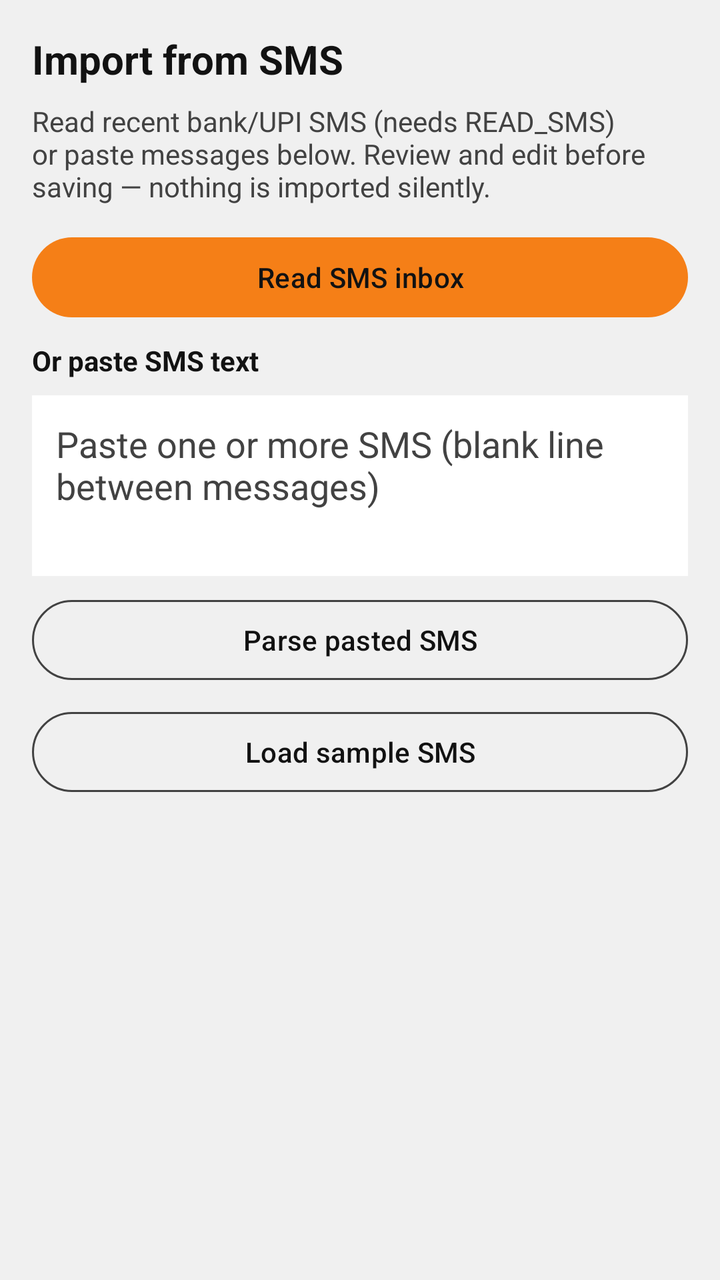
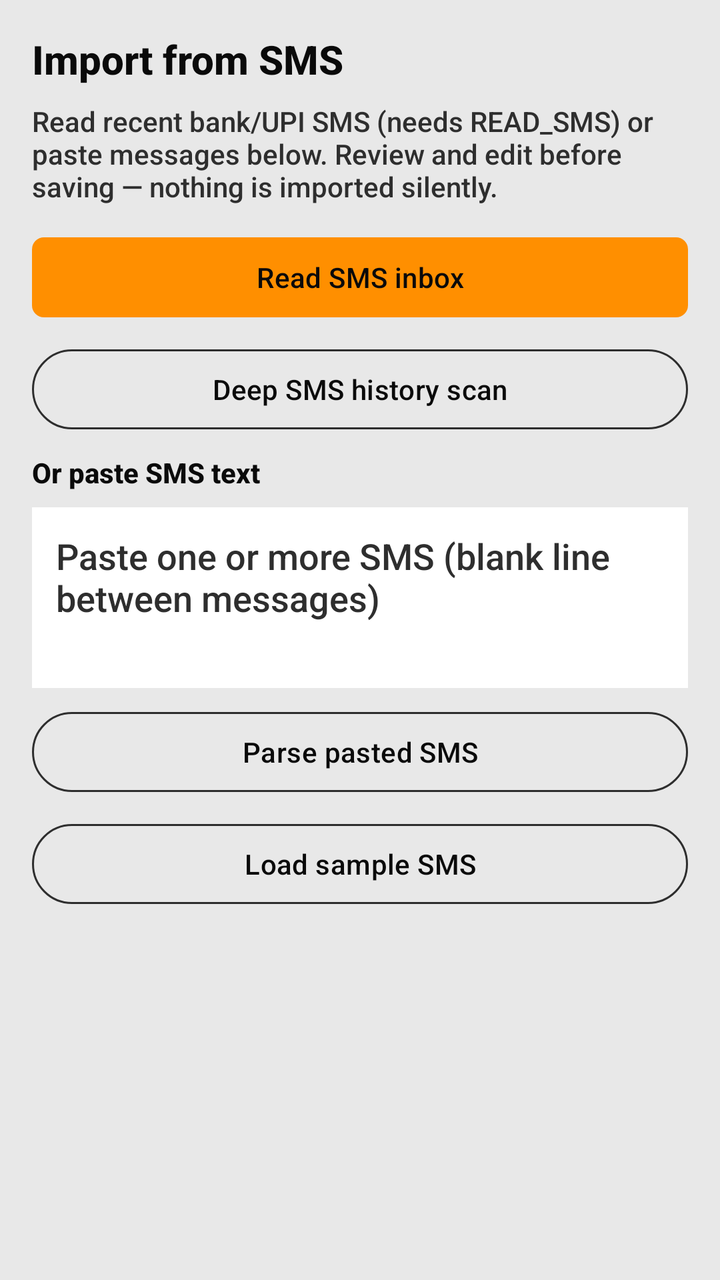

Before-and-after screenshots of an Android layout around one commit, followed by the original layout XML and the change that was made.
<!-- AndroidManifest.xml: application theme Theme.MoneyManager -->
<!-- res/layout/fragment_import_sms.xml -->
<?xml version="1.0" encoding="utf-8"?>
<ScrollView xmlns:android="http://schemas.android.com/apk/res/android"
    xmlns:app="http://schemas.android.com/apk/res-auto"
    android:id="@+id/scrollImportSms"
    android:layout_width="match_parent"
    android:layout_height="match_parent"
    android:padding="16dp"
    android:fillViewport="true"
    android:background="@color/background_gray">

    <LinearLayout
        android:layout_width="match_parent"
        android:layout_height="wrap_content"
        android:orientation="vertical">

        <TextView
            android:layout_width="match_parent"
            android:layout_height="wrap_content"
            android:text="@string/import_sms_title"
            android:textStyle="bold"
            android:textSize="20sp"
            android:textColor="@color/text_primary"
            android:layout_marginBottom="8dp" />

        <TextView
            android:layout_width="match_parent"
            android:layout_height="wrap_content"
            android:text="@string/import_sms_hint"
            android:textColor="@color/text_secondary"
            android:textSize="14sp"
            android:layout_marginBottom="12dp" />

        <com.google.android.material.button.MaterialButton
            android:id="@+id/btnReadInbox"
            android:layout_width="match_parent"
            android:layout_height="wrap_content"
            android:text="@string/import_sms_read_inbox"
            android:textColor="@color/button_on_yellow"
            app:backgroundTint="@color/primary_yellow_dark"
            android:layout_marginBottom="8dp" />

        <TextView
            android:id="@+id/tvInboxSection"
            android:layout_width="wrap_content"
            android:layout_height="wrap_content"
            android:text="@string/import_sms_select_title"
            android:textStyle="bold"
            android:textColor="@color/text_primary"
            android:visibility="gone"
            android:layout_marginBottom="8dp" />

        
        <LinearLayout
            android:id="@+id/inboxActions"
            android:layout_width="match_parent"
            android:layout_height="wrap_content"
            android:orientation="vertical"
            android:visibility="gone"
            android:layout_marginBottom="8dp">

            <com.google.android.material.button.MaterialButton
                android:id="@+id/btnSelectAllInbox"
                style="@style/Widget.Material3.Button.OutlinedButton"
                android:layout_width="match_parent"
                android:layout_height="wrap_content"
                android:text="@string/import_sms_select_all"
                android:textColor="@color/text_primary"
                app:strokeColor="@color/text_secondary"
                android:layout_marginBottom="8dp" />

            <com.google.android.material.button.MaterialButton
                android:id="@+id/btnPreviewSelected"
                android:layout_width="match_parent"
                android:layout_height="wrap_content"
                android:text="@string/import_sms_preview_selected"
                android:textColor="@color/button_on_yellow"
                app:backgroundTint="@color/primary_yellow_dark" />
        </LinearLayout>

        <LinearLayout
            android:id="@+id/llInbox"
            android:layout_width="match_parent"
            android:layout_height="wrap_content"
            android:orientation="vertical"
            android:visibility="gone"
            android:layout_marginBottom="16dp" />

        <TextView
            android:id="@+id/tvPreviewSection"
            android:layout_width="wrap_content"
            android:layout_height="wrap_content"
            android:text="@string/import_sms_preview_title"
            android:textStyle="bold"
            android:textColor="@color/text_primary"
            android:visibility="gone"
            android:layout_marginBottom="8dp" />

        <LinearLayout
            android:id="@+id/previewContainer"
            android:layout_width="match_parent"
            android:layout_height="wrap_content"
            android:orientation="vertical"
            android:visibility="gone" />

        <com.google.android.material.button.MaterialButton
            android:id="@+id/btnConfirmImport"
            android:layout_width="match_parent"
            android:layout_height="wrap_content"
            android:text="@string/import_sms_confirm"
            android:textColor="@color/button_on_yellow"
            app:backgroundTint="@color/primary_yellow_dark"
            android:visibility="gone"
            android:layout_marginTop="8dp"
            android:layout_marginBottom="16dp" />

        <TextView
            android:layout_width="wrap_content"
            android:layout_height="wrap_content"
            android:text="@string/import_sms_or_paste"
            android:textStyle="bold"
            android:textColor="@color/text_primary"
            android:layout_marginBottom="8dp" />

        <EditText
            android:id="@+id/etPasteSms"
            android:layout_width="match_parent"
            android:layout_height="wrap_content"
            android:minLines="3"
            android:gravity="top|start"
            android:inputType="textMultiLine|textCapSentences"
            android:hint="@string/import_sms_paste_hint"
            android:textColor="@color/text_primary"
            android:textColorHint="@color/text_secondary"
            android:background="@color/surface_white"
            android:padding="12dp"
            android:layout_marginBottom="8dp" />

        <com.google.android.material.button.MaterialButton
            android:id="@+id/btnParsePaste"
            style="@style/Widget.Material3.Button.OutlinedButton"
            android:layout_width="match_parent"
            android:layout_height="wrap_content"
            android:text="@string/import_sms_parse_paste"
            android:textColor="@color/text_primary"
            app:strokeColor="@color/text_secondary"
            android:layout_marginBottom="8dp" />

        <com.google.android.material.button.MaterialButton
            android:id="@+id/btnLoadSamples"
            style="@style/Widget.Material3.Button.OutlinedButton"
            android:layout_width="match_parent"
            android:layout_height="wrap_content"
            android:text="@string/import_sms_load_samples"
            android:textColor="@color/text_primary"
            app:strokeColor="@color/text_secondary"
            android:layout_marginBottom="24dp" />

        <ProgressBar
            android:id="@+id/progressInbox"
            android:layout_width="wrap_content"
            android:layout_height="wrap_content"
            android:layout_gravity="center_horizontal"
            android:visibility="gone" />

    </LinearLayout>
</ScrollView>
<!-- resources referenced by this layout -->
<resources>
  <color name="background_gray">#F0F0F0</color>
  <color name="button_on_yellow">#121212</color>
  <color name="primary_yellow_dark">#F57F17</color>
  <color name="surface_white">#FFFFFF</color>
  <color name="text_primary">#121212</color>
  <color name="text_secondary">#424242</color>
  <string name="import_sms_confirm">Confirm import</string>
  <string name="import_sms_hint">Read recent bank/UPI SMS (needs READ_SMS) or paste messages below. Review and edit before saving — nothing is imported silently.</string>
  <string name="import_sms_load_samples">Load sample SMS</string>
  <string name="import_sms_or_paste">Or paste SMS text</string>
  <string name="import_sms_parse_paste">Parse pasted SMS</string>
  <string name="import_sms_paste_hint">Paste one or more SMS (blank line between messages)</string>
  <string name="import_sms_preview_selected">Preview selected</string>
  <string name="import_sms_preview_title">Editable preview</string>
  <string name="import_sms_read_inbox">Read SMS inbox</string>
  <string name="import_sms_select_all">Select all</string>
  <string name="import_sms_select_title">Select messages</string>
  <string name="import_sms_title">Import from SMS</string>
  <style name="Theme.MoneyManager" parent="Base.Theme.MoneyManager" />
  <style name="Base.Theme.MoneyManager" parent="Theme.Material3.DayNight.NoActionBar">
          <item name="colorPrimary">@color/primary_yellow</item>
          <item name="colorPrimaryVariant">@color/primary_yellow_dark</item>
          <item name="colorOnPrimary">@color/text_primary</item>
          <item name="colorSecondary">@color/accent_blue</item>
          <item name="colorSecondaryVariant">@color/teal_700</item>
          <item name="colorOnSecondary">@color/white</item>
          <item name="android:statusBarColor">@color/primary_yellow_dark</item>
          <item name="android:navigationBarColor">@color/background_gray</item>
          <item name="android:windowBackground">@color/background_gray</item>
          <item name="colorSurface">@color/surface_white</item>
          <item name="colorOnSurface">@color/text_primary</item>
          <item name="android:textColorPrimary">@color/text_primary</item>
          <item name="android:textColorSecondary">@color/text_secondary</item>
      </style>
  <color name="primary_yellow">#F9A825</color>
  <color name="accent_blue">#0D47A1</color>
  <color name="teal_700">#00695C</color>
  <color name="white">#FFFFFFFF</color>
</resources>

<!-- the commit's change to res/layout/fragment_import_sms.xml (unified diff, before → after) -->
@@ -37,6 +37,25 @@
             android:text="@string/import_sms_read_inbox"
             android:textColor="@color/button_on_yellow"
             app:backgroundTint="@color/primary_yellow_dark"
+            android:layout_marginBottom="8dp" />
+
+        <com.google.android.material.button.MaterialButton
+            android:id="@+id/btnDeepScan"
+            style="@style/Widget.Material3.Button.OutlinedButton"
+            android:layout_width="match_parent"
+            android:layout_height="wrap_content"
+            android:text="@string/settings_sms_history_backfill"
+            android:textColor="@color/text_primary"
+            app:strokeColor="@color/text_secondary"
+            android:layout_marginBottom="8dp" />
+
+        <TextView
+            android:id="@+id/tvDeepScanStatus"
+            android:layout_width="match_parent"
+            android:layout_height="wrap_content"
+            android:textColor="@color/text_secondary"
+            android:textSize="12sp"
+            android:visibility="gone"
             android:layout_marginBottom="8dp" />
 
         <TextView
<!-- resource entries referenced after the edit -->
@@ -1,11 +1,11 @@
 <!-- resources referenced by this layout -->
 <resources>
-  <color name="background_gray">#F0F0F0</color>
-  <color name="button_on_yellow">#121212</color>
-  <color name="primary_yellow_dark">#F57F17</color>
+  <color name="background_gray">#E8E8E8</color>
+  <color name="button_on_yellow">#0A0A0A</color>
+  <color name="primary_yellow_dark">#FF8F00</color>
   <color name="surface_white">#FFFFFF</color>
-  <color name="text_primary">#121212</color>
-  <color name="text_secondary">#424242</color>
+  <color name="text_primary">#0A0A0A</color>
+  <color name="text_secondary">#2E2E2E</color>
   <string name="import_sms_confirm">Confirm import</string>
   <string name="import_sms_hint">Read recent bank/UPI SMS (needs READ_SMS) or paste messages below. Review and edit before saving — nothing is imported silently.</string>
   <string name="import_sms_load_samples">Load sample SMS</string>
@@ -18,6 +18,7 @@
   <string name="import_sms_select_all">Select all</string>
   <string name="import_sms_select_title">Select messages</string>
   <string name="import_sms_title">Import from SMS</string>
+  <string name="settings_sms_history_backfill">Deep SMS history scan</string>
   <style name="Theme.MoneyManager" parent="Base.Theme.MoneyManager" />
   <style name="Base.Theme.MoneyManager" parent="Theme.Material3.DayNight.NoActionBar">
           <item name="colorPrimary">@color/primary_yellow</item>
@@ -33,10 +34,26 @@
           <item name="colorOnSurface">@color/text_primary</item>
           <item name="android:textColorPrimary">@color/text_primary</item>
           <item name="android:textColorSecondary">@color/text_secondary</item>
+          <item name="android:textColorHint">@color/text_secondary</item>
+          <item name="android:fontFamily">sans-serif-medium</item>
+          <item name="materialButtonStyle">@style/Widget.Jaruri.Button</item>
+          <item name="borderlessButtonStyle">@style/Widget.Jaruri.Button.Text</item>
+          <item name="dividerHorizontal">@color/hairline</item>
+          <item name="dividerVertical">@color/hairline</item>
       </style>
-  <color name="primary_yellow">#F9A825</color>
-  <color name="accent_blue">#0D47A1</color>
+  <color name="primary_yellow">#FFB300</color>
+  <color name="accent_blue">#0B3D91</color>
   <color name="teal_700">#00695C</color>
   <color name="white">#FFFFFFFF</color>
+  <style name="Widget.Jaruri.Button" parent="Widget.Material3.Button">
+          <item name="android:textAllCaps">false</item>
+          <item name="android:letterSpacing">0.01</item>
+          <item name="cornerRadius">6dp</item>
+      </style>
+  <style name="Widget.Jaruri.Button.Text" parent="Widget.Material3.Button.TextButton">
+          <item name="android:textAllCaps">false</item>
+          <item name="android:letterSpacing">0.01</item>
+      </style>
+  <color name="hairline">#757575</color>
 </resources>
 
